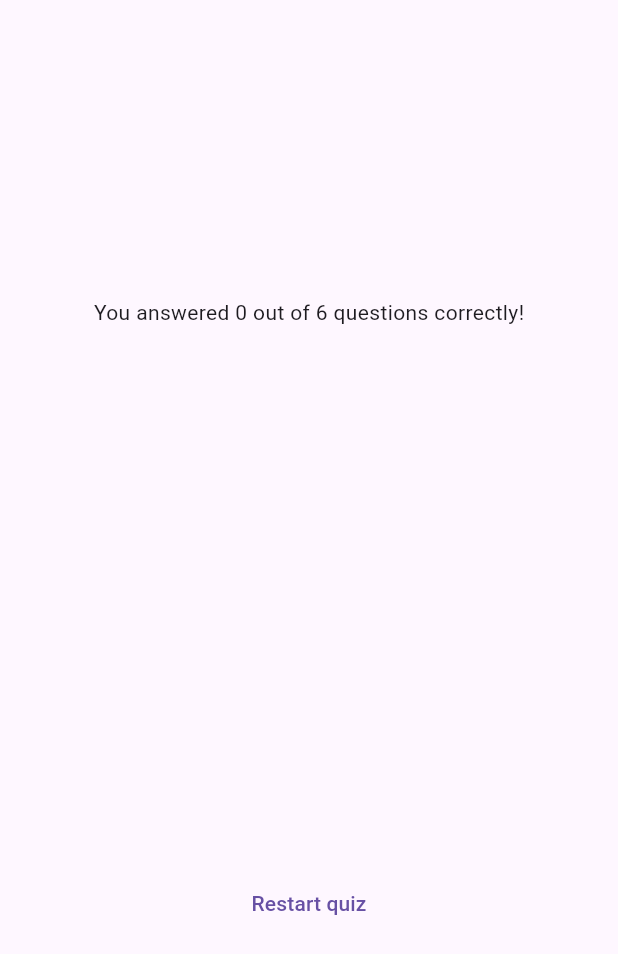
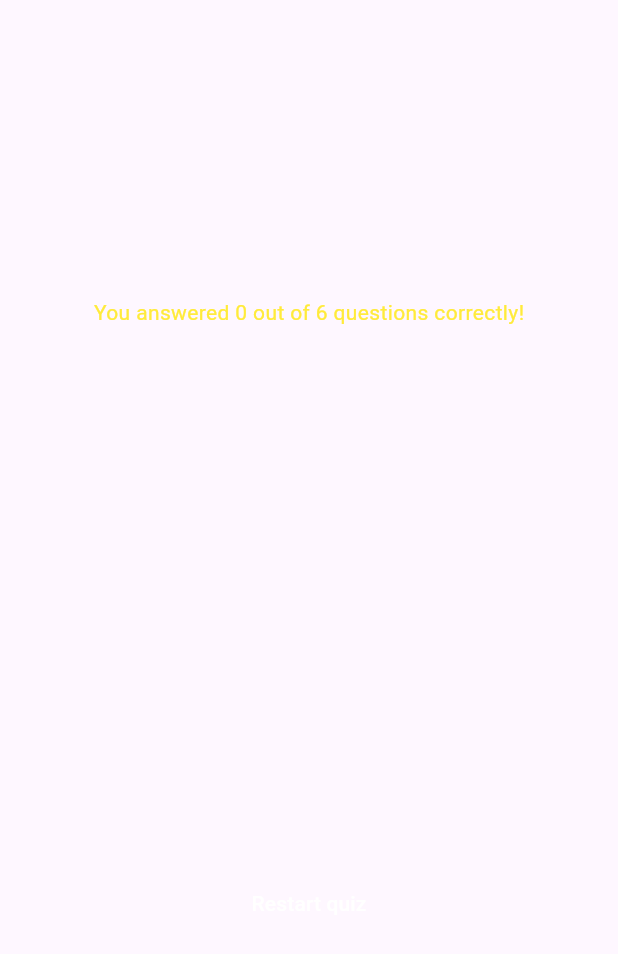
Before and after one commit to ashutosh1234ojha/AdvanceBasicFlutter, a Flutter app: the ResultsScreen widget shown alone on an empty page, opened directly with empty values, on a phone screen of 412 x 824 dp. Shown: the top 954 px of the screen. Run offline on Flutter 3.47's test engine with Material 3 defaults, Android fonts, the phone set to English and light mode, and no system bars; our stand-ins replace google_fonts.

Commit message:
ui enhancement done

```diff
--- a/lib/results_screen.dart
+++ b/lib/results_screen.dart
@@ -41,6 +41,7 @@ class ResultsScreen extends StatelessWidget {
           children: [
             Text(
               "You answered $noOfTotalCorrectAnswer out of $noOfTotalQuestion questions correctly!",
+              style: TextStyle(color: Colors.yellow),
             ),
 
             SizedBox(height: 30),
@@ -48,7 +49,13 @@ class ResultsScreen extends StatelessWidget {
             QuestionSummary(summaryData),
             SizedBox(height: 30),
 
-            TextButton(onPressed: () => {}, child: Text("Restart quiz")),
+            TextButton(
+              onPressed: () => {},
+              child: Text(
+                "Restart quiz",
+                style: TextStyle(color: Colors.white),
+              ),
+            ),
           ],
         ),
       ),
```
Also changed, not shown: lib/question_summary.dart (+35 -4 lines).
